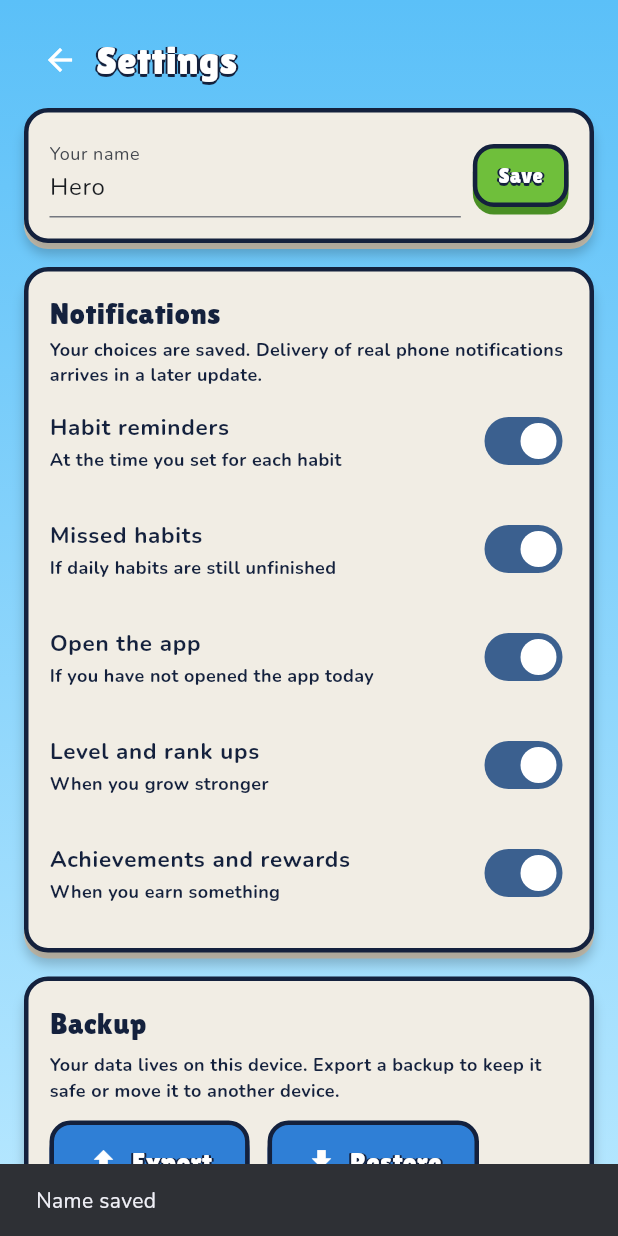
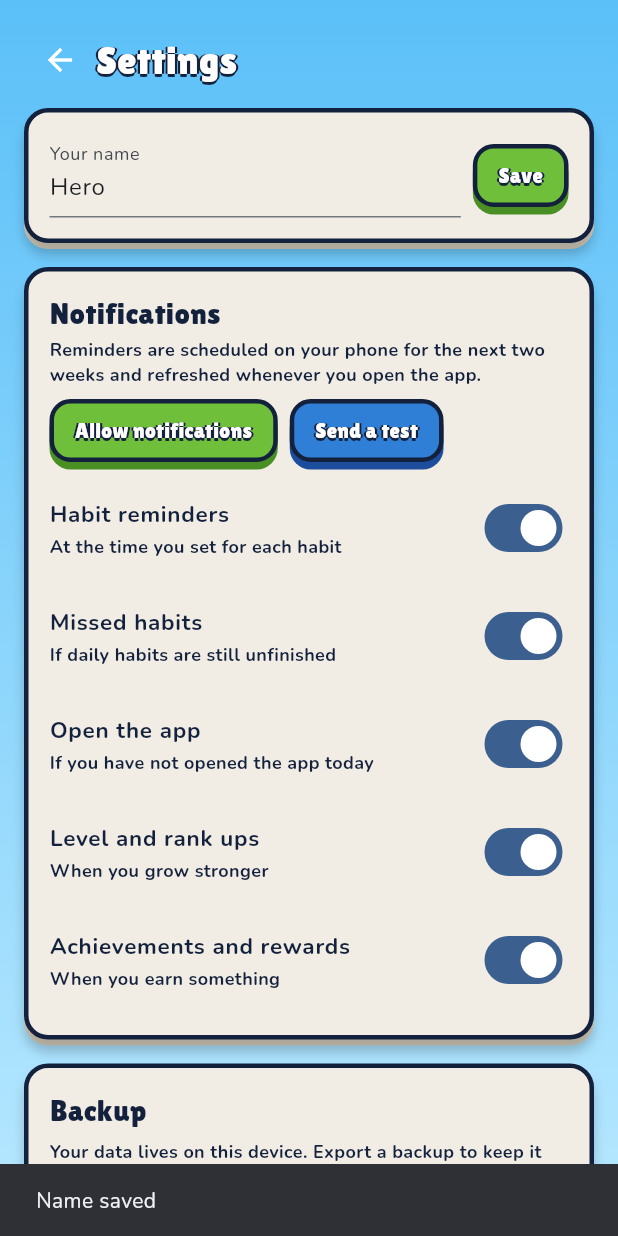
Before and after one commit to devloVinci/life_kingdom, a Flutter app: the SettingsScreen screen opened by its route, after a tap on "Save", on a phone screen of 412 x 824 dp. Run offline on Flutter 3.47's test engine with Material 3 defaults, Android fonts, the phone set to English and light mode, and no system bars; our stand-ins replace flutter_local_notifications, flutter_riverpod, flutter_svg, go_router, google_fonts, shared_preferences and 1 more; accounts and stored records are empty.

Commit message:
Phase 7: local notification planner + Android/iOS service, settings controls, tests
Co-Authored-By: Claude Sonnet 5.5 <noreply@anthropic.com>
Claude-Session: https://claude.ai/code/session_01TbanZDmv57AhopqMpAe15e

```diff
--- /dev/null
+++ b/lib/core/notifications/notification_planner.dart
@@ -0,0 +1,114 @@
+import '../game/models.dart';
+
+/// One local notification to be delivered at an exact moment.
+class PlannedNotification {
+  const PlannedNotification({
+    required this.at,
+    required this.title,
+    required this.body,
+    required this.kind,
+  });
+
+  final DateTime at;
+  final String title;
+  final String body;
+
+  /// habit | missed | open
+  final String kind;
+
+  @override
+  bool operator ==(Object o) =>
+      o is PlannedNotification &&
+      o.at == at &&
+      o.title == title &&
+      o.body == body &&
+      o.kind == kind;
+
+  @override
+  int get hashCode => Object.hash(at, title, body, kind);
+
+  @override
+  String toString() => '$kind@$at "$title"';
+}
+
+/// Turns the game state into the list of notifications to schedule.
+///
+/// Phones cannot run "if the habit is not done" logic at delivery time, so we
+/// schedule concrete one-shot notifications for the next [horizonDays] days
+/// and re-plan every time the app opens or the state changes (completing a
+/// habit removes today's reminders for it). Pure Dart, fully testable.
+class NotificationPlanner {
+  NotificationPlanner._();
+
+  static const horizonDays = 14;
+
+  /// iOS keeps at most 64 pending local notifications; stay below it.
+  static const maxCount = 60;
+
+  /// Evening "unfinished habits" reminder, minutes after midnight (20:00).
+  static const missedMinutes = 20 * 60;
+
+  /// "Come back to your kingdom" reminder (18:00).
+  static const openMinutes = 18 * 60;
+
+  static List<PlannedNotification> plan(GameState s, DateTime now) {
+    final out = <PlannedNotification>[];
+    final todayKey = dateKeyOf(now);
+    final active = s.habits.where((h) => !h.archived).toList();
+    final doneToday = {
+      for (final c in s.completions)
+        if (c.dateKey == todayKey) c.habitId,
+    };
+    final today = DateTime(now.year, now.month, now.day);
+
+    for (var i = 0; i < horizonDays; i++) {
+      final day = today.add(Duration(days: i));
+      final isToday = i == 0;
+      final due = active.where((h) => h.isDueOn(day)).toList();
+
+      if (s.setting('notif_habit_reminders')) {
+        for (final h in due) {
+          final m = h.reminderMinutes;
+          if (m == null) continue;
+          if (isToday && doneToday.contains(h.id)) continue;
+          out.add(PlannedNotification(
+            at: day.add(Duration(minutes: m)),
+            title: h.title,
+            body: 'Time for your habit! Earn XP and gold for your kingdom.',
+            kind: 'habit',
+          ));
+        }
+      }
+
+      if (s.setting('notif_missed_daily') && due.isNotEmpty) {
+        final left = isToday
+            ? due.where((h) => !doneToday.contains(h.id)).length
+            : due.length;
+        if (left > 0) {
+          out.add(PlannedNotification(
+            at: day.add(const Duration(minutes: missedMinutes)),
+            title: 'Your quests are waiting',
+            body: left == 1
+                ? '1 habit is still unfinished today. Protect your streak!'
+                : '$left habits are still unfinished today. Protect your streak!',
+            kind: 'missed',
+          ));
+        }
+      }
+
+      // The app is open right now, so today's "open the app" nudge is moot.
+      if (s.setting('notif_app_open') && !isToday) {
+        out.add(PlannedNotification(
+          at: day.add(const Duration(minutes: openMinutes)),
+          title: 'Your kingdom misses you',
+          body: 'Open Life Kingdom and keep your streak alive.',
+          kind: 'open',
+        ));
+      }
+    }
+
+    final future = out.where((n) => n.at.isAfter(now)).toList()
+      ..sort((a, b) => a.at.compareTo(b.at));
+    return future.length <= maxCount ? future : future.sublist(0, maxCount);
+  }
+}
--- /dev/null
+++ b/lib/core/notifications/notification_providers.dart
@@ -0,0 +1,29 @@
+import 'package:flutter_riverpod/flutter_riverpod.dart';
+
+import '../../app/providers.dart';
+import 'notification_planner.dart';
+import 'notification_service.dart';
+
+/// Overridden in main() with the real platform service.
+final notificationServiceProvider =
+    Provider<NotificationService>((ref) => const NoopNotificationService());
+
+/// Keeps the OS schedule in sync with the game state. Watch it once at app
+/// start; it re-plans on app open and on every state change.
+final notificationSyncProvider = Provider<void>((ref) {
+  final service = ref.watch(notificationServiceProvider);
+  final clock = ref.watch(clockProvider);
+
+  Future<void> sync() async {
+    if (!service.supported) return;
+    try {
+      await service.replaceAll(
+          NotificationPlanner.plan(ref.read(gameProvider), clock()));
+    } catch (_) {
+      // Scheduling is best-effort and must never break the app.
+    }
+  }
+
+  ref.listen(gameProvider, (_, __) => sync());
+  sync();
+});
--- /dev/null
+++ b/lib/core/notifications/notification_service_mobile.dart
@@ -0,0 +1,91 @@
+import 'package:flutter/foundation.dart';
+import 'package:flutter_local_notifications/flutter_local_notifications.dart';
+import 'package:timezone/timezone.dart' as tz;
+
+import 'notification_planner.dart';
+import 'notification_service.dart';
+
+NotificationService createPlatformNotificationService() {
+  if (kIsWeb) return const NoopNotificationService();
+  if (defaultTargetPlatform != TargetPlatform.android &&
+      defaultTargetPlatform != TargetPlatform.iOS) {
+    return const NoopNotificationService();
+  }
+  return _LocalNotificationService();
+}
+
+class _LocalNotificationService implements NotificationService {
+  final _plugin = FlutterLocalNotificationsPlugin();
+  Future<void>? _init;
+  List<PlannedNotification>? _last;
+
+  static const _details = NotificationDetails(
+    android: AndroidNotificationDetails(
+      'life_kingdom_reminders',
+      'Reminders',
+      channelDescription: 'Habit and kingdom reminders',
+      importance: Importance.high,
+      priority: Priority.high,
+    ),
+    iOS: DarwinNotificationDetails(),
+  );
+
+  @override
+  bool get supported => true;
+
+  Future<void> _ensureInit() => _init ??= _plugin.initialize(
+        const InitializationSettings(
+          android: AndroidInitializationSettings('@mipmap/ic_launcher'),
+          iOS: DarwinInitializationSettings(
+            requestAlertPermission: false,
+            requestBadgePermission: false,
+            requestSoundPermission: false,
+          ),
+        ),
+      );
+
+  @override
+  Future<bool> requestPermission() async {
+    await _ensureInit();
+    final android = _plugin.resolvePlatformSpecificImplementation<
+        AndroidFlutterLocalNotificationsPlugin>();
+    if (android != null) {
+      return (await android.requestNotificationsPermission()) ?? false;
+    }
+    final ios = _plugin.resolvePlatformSpecificImplementation<
+        IOSFlutterLocalNotificationsPlugin>();
+    return (await ios?.requestPermissions(
+            alert: true, badge: true, sound: true)) ??
+        false;
+  }
+
+  @override
+  Future<void> replaceAll(List<PlannedNotification> plan) async {
+    // Skip the OS round trip when nothing changed.
+    if (_last != null && listEquals(_last, plan)) return;
+    await _ensureInit();
+    await _plugin.cancelAll();
+    var id = 1;
+    for (final n in plan) {
+      await _plugin.zonedSchedule(
+        id++,
+        n.title,
+        n.body,
+        // Only the instant matters for one-shot notifications.
+        tz.TZDateTime.from(n.at, tz.UTC),
+        _details,
+        androidScheduleMode: AndroidScheduleMode.inexactAllowWhileIdle,
+        uiLocalNotificationDateInterpretation:
+            UILocalNotificationDateInterpretation.absoluteTime,
+      );
+    }
+    _last = List.of(plan);
+  }
+
+  @override
+  Future<void> sendTest() async {
+    await _ensureInit();
+    await _plugin.show(0, 'Life Kingdom',
+        'Notifications work! Your kingdom will keep you on track.', _details);
+  }
+}
--- /dev/null
+++ b/lib/core/notifications/notification_service_stub.dart
@@ -0,0 +1,4 @@
+import 'notification_service.dart';
+
+NotificationService createPlatformNotificationService() =>
+    const NoopNotificationService();
--- a/lib/features/settings/settings_screen.dart
+++ b/lib/features/settings/settings_screen.dart
@@ -7,6 +7,7 @@ import 'package:go_router/go_router.dart';
 
 import '../../app/providers.dart';
 import '../../core/game/models.dart';
+import '../../core/notifications/notification_providers.dart';
 import '../../core/theme/app_text.dart';
 import '../../core/widgets/game_background.dart';
 import '../../core/widgets/game_button.dart';
@@ -154,8 +155,37 @@ class _SettingsScreenState extends ConsumerState<SettingsScreen> {
                   children: [
                     Text('Notifications', style: AppText.headingPlain(20)),
                     Text(
-                        'Your choices are saved. Delivery of real phone notifications arrives in a later update.',
+                        ref.watch(notificationServiceProvider).supported
+                            ? 'Reminders are scheduled on your phone for the next two weeks and refreshed whenever you open the app.'
+                            : 'Phone notifications work in the Android and iPhone apps. In the browser your choices are saved but nothing is delivered.',
                         style: AppText.body(12)),
+                    if (ref.watch(notificationServiceProvider).supported)
+                      Padding(
+                        padding: const EdgeInsets.symmetric(vertical: 8),
+                        child: Wrap(spacing: 8, runSpacing: 8, children: [
+                          GameButton(
+                            key: const Key('notif_enable'),
+                            label: 'Allow notifications',
+                            compact: true,
+                            onPressed: () async {
+                              final ok = await ref
+                                  .read(notificationServiceProvider)
+                                  .requestPermission();
+                              _toast(ok
+                                  ? 'Notifications allowed'
+                                  : 'Permission not granted. You can enable it in the phone settings.');
+                            },
+                          ),
+                          GameButton(
+                            key: const Key('notif_test'),
+                            label: 'Send a test',
+                            style: GameButtonStyle.blue,
+                            compact: true,
+                            onPressed: () =>
+                                ref.read(notificationServiceProvider).sendTest(),
+                          ),
+                        ]),
+                      ),
                     for (final t in _toggles)
                       SwitchListTile(
                         contentPadding: EdgeInsets.zero,
--- a/lib/main.dart
+++ b/lib/main.dart
@@ -4,6 +4,9 @@ import 'package:flutter_riverpod/flutter_riverpod.dart';
 import 'app/providers.dart';
 import 'app/router.dart';
 import 'core/data/game_repository.dart';
+import 'core/notifications/notification_providers.dart';
+import 'core/notifications/notification_service_stub.dart'
+    if (dart.library.io) 'core/notifications/notification_service_mobile.dart';
 import 'core/theme/app_theme.dart';
 
 Future<void> main() async {
@@ -14,6 +17,8 @@ Future<void> main() async {
     overrides: [
       gameRepositoryProvider.overrideWithValue(repo),
       initialGameStateProvider.overrideWithValue(state),
+      notificationServiceProvider
+          .overrideWithValue(createPlatformNotificationService()),
     ],
     child: const LifeKingdomApp(),
   ));
@@ -26,6 +31,7 @@ class LifeKingdomApp extends ConsumerWidget {
 
   @override
   Widget build(BuildContext context, WidgetRef ref) {
+    ref.watch(notificationSyncProvider);
     return MaterialApp.router(
       title: 'Life Kingdom',
       debugShowCheckedModeBanner: false,
--- a/pubspec.yaml
+++ b/pubspec.yaml
@@ -14,6 +14,8 @@ dependencies:
   flutter_riverpod: ^2.5.1
   go_router: ^14.2.0
   flutter_svg: ^2.0.10+1
+  flutter_local_notifications: ^17.2.2
+  timezone: ^0.9.4
 
 dev_dependencies:
   flutter_test:
```
Also changed, not shown: lib/core/notifications/notification_service.dart (added, +33 -0 lines), 3 other files.
